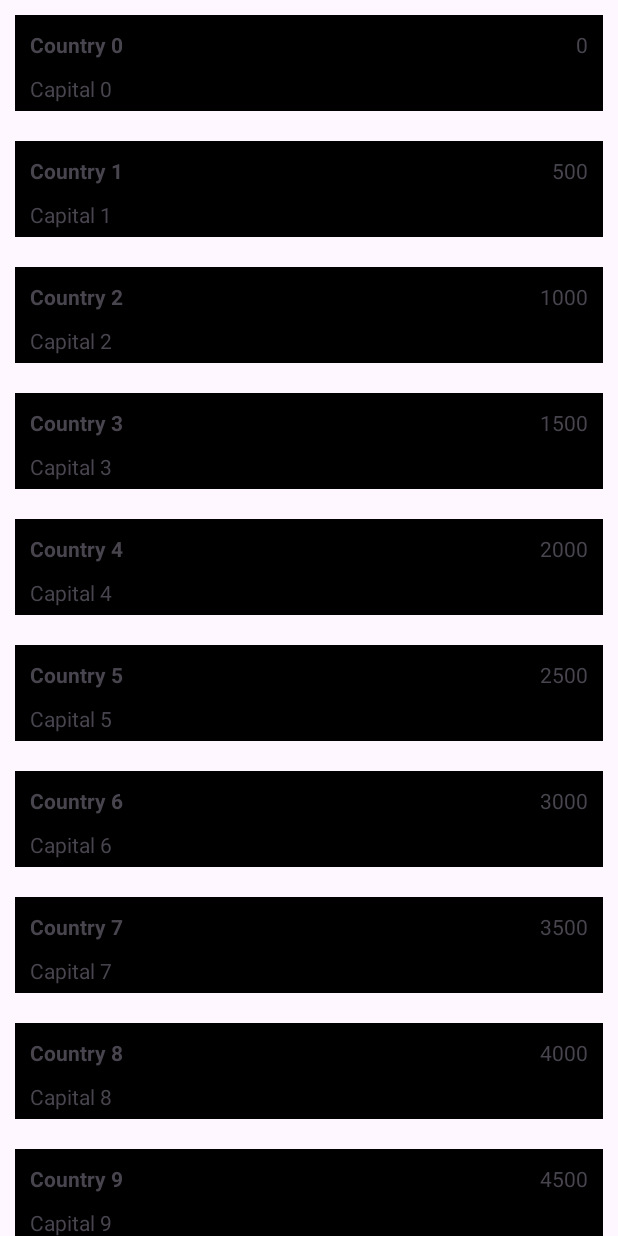
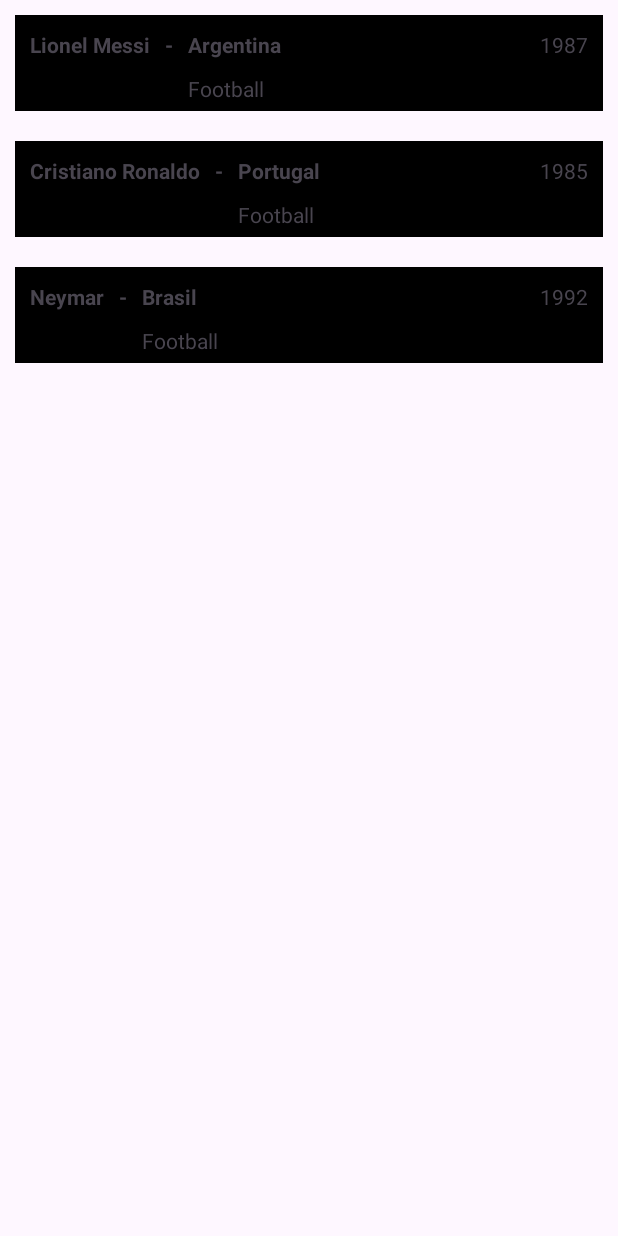
Before and after one commit to LourencoGarces/recyclerView, an Android app: the screen it shows after launch (MainActivity), on a phone screen of 412 x 824 dp. Run offline under Robolectric (Android 15) with nearby library versions, the phone set to English and light mode, and no system bars.

Commit message:
Recycler view 2

```diff
--- a/app/src/main/java/com/example/recyclerview/MainActivity.kt
+++ b/app/src/main/java/com/example/recyclerview/MainActivity.kt
@@ -8,10 +8,10 @@ import androidx.core.view.WindowInsetsCompat
 import androidx.recyclerview.widget.LinearLayoutManager
 import androidx.recyclerview.widget.RecyclerView
 import com.example.recyclerview.adapter.LineAdapter
-import com.example.recyclerview.dataClass.Place
+import com.example.recyclerview.dataClass.Person
 
 class MainActivity : AppCompatActivity() {
-    private lateinit var myList: ArrayList<Place>
+    private lateinit var myList: ArrayList<Person>
     override fun onCreate(savedInstanceState: Bundle?) {
         super.onCreate(savedInstanceState)
         enableEdgeToEdge()
@@ -21,10 +21,11 @@ class MainActivity : AppCompatActivity() {
             v.setPadding(systemBars.left, systemBars.top, systemBars.right, systemBars.bottom)
             insets
         }
-        myList = ArrayList<Place>()
-        for (i in 0 until 500) {
-            myList.add(Place("Country $i", i*500, "Capital $i"))
-        }
+        myList = ArrayList<Person>()
+        myList.add(Person("Football", "Lionel Messi", 1987, "Argentina"))
+        myList.add(Person("Football", "Cristiano Ronaldo", 1985, "Portugal"))
+        myList.add(Person("Football", "Neymar", 1992, "Brasil"))
+
         val recycler_view: RecyclerView = findViewById(R.id.recycler)
         recycler_view.adapter = LineAdapter(myList)
         recycler_view.layoutManager = LinearLayoutManager(this)
--- a/app/src/main/java/com/example/recyclerview/adapter/lineAdapter.kt
+++ b/app/src/main/java/com/example/recyclerview/adapter/lineAdapter.kt
@@ -6,23 +6,27 @@ import android.view.ViewGroup
 import android.widget.TextView
 import androidx.recyclerview.widget.RecyclerView
 import com.example.recyclerview.R
-import com.example.recyclerview.dataClass.Place
+import com.example.recyclerview.dataClass.Person
 import java.util.ArrayList
 
 
 
-class LineAdapter(private val dataSet: ArrayList<Place>) :
+class LineAdapter(private val dataSet: ArrayList<Person>) :
     RecyclerView.Adapter<LineAdapter.ViewHolder> (){
 
         class ViewHolder(view: View) : RecyclerView.ViewHolder(view) {
-            val country: TextView
-            val capital: TextView
-            val habitants: TextView
+            val name: TextView
+            val signal: TextView
+            val nationality: TextView
+            val Sport: TextView
+            val yearOfBirthday: TextView
 
             init {
-                country = view.findViewById(R.id.Country)
-                capital = view.findViewById(R.id.Capital)
-                habitants = view.findViewById(R.id.Habitants)
+                name = view.findViewById(R.id.name)
+                signal = view.findViewById(R.id.signal)
+                nationality = view.findViewById(R.id.nationality)
+                Sport = view.findViewById(R.id.Sport)
+                yearOfBirthday = view.findViewById(R.id.yearOfBirthday)
             }
         }
 
@@ -33,9 +37,11 @@ class LineAdapter(private val dataSet: ArrayList<Place>) :
     }
 
     override fun onBindViewHolder(viewHolder: ViewHolder, position: Int) {
-        viewHolder.country.text = dataSet[position].country
-        viewHolder.capital.text = dataSet[position].capital
-        viewHolder.habitants.text = dataSet[position].habitants.toString()
+        viewHolder.name.text = dataSet[position].name
+        viewHolder.signal.text = "-"
+        viewHolder.nationality.text = dataSet[position].nationality
+        viewHolder.Sport.text = dataSet[position].sport
+        viewHolder.yearOfBirthday.text = dataSet[position].yearOfBirth.toString()
     }
 
     override fun getItemCount() = dataSet.size
--- /dev/null
+++ b/app/src/main/java/com/example/recyclerview/dataClass/Person.kt
@@ -0,0 +1,6 @@
+package com.example.recyclerview.dataClass
+
+data class Person(val sport: String,
+                  val name: String,
+                  val yearOfBirth: Int,
+                  val nationality: String)
--- a/app/src/main/java/com/example/recyclerview/dataClass/Place.kt
+++ /dev/null
@@ -1,5 +0,0 @@
-package com.example.recyclerview.dataClass
-
-data class Place(val country: String,
-                 val habitants: Int,
-                 val capital: String)
--- a/app/src/main/res/layout/recyclerline.xml
+++ b/app/src/main/res/layout/recyclerline.xml
@@ -7,23 +7,39 @@
     android:layout_margin="10dp">
 
     <TextView
-        android:id="@+id/Country"
+        android:id="@+id/name"
         android:layout_margin="10dp"
         android:textStyle="bold"
-        android:text="Country"
+        android:text="Name"
         android:layout_width="wrap_content"
         android:layout_height="wrap_content" />
     <TextView
-        android:id="@+id/Capital"
-        android:text="Capital"
-        android:layout_below="@+id/Country"
-        android:layout_alignLeft="@id/Country"
+        android:id="@+id/signal"
+        android:textStyle="bold"
+        android:layout_marginTop="10dp"
+        android:text="-"
+        android:layout_toRightOf="@id/name"
+        android:layout_width="wrap_content"
+        android:layout_height="wrap_content" />
+    <TextView
+        android:id="@+id/nationality"
+        android:layout_margin="10dp"
+        android:textStyle="bold"
+        android:text="Nationality"
+        android:layout_toRightOf="@id/signal"
+        android:layout_width="wrap_content"
+        android:layout_height="wrap_content" />
+    <TextView
+        android:id="@+id/Sport"
+        android:text="Sport"
+        android:layout_below="@+id/nationality"
+        android:layout_alignLeft="@id/nationality"
         android:layout_marginBottom="5dp"
         android:layout_width="wrap_content"
         android:layout_height="wrap_content" />
     <TextView
-        android:id="@+id/Habitants"
-        android:text="habitants"
+        android:id="@+id/yearOfBirthday"
+        android:text="yearOfBirthday"
         android:layout_alignParentRight="true"
         android:layout_alignParentTop="true"
         android:layout_margin="10dp"
```
